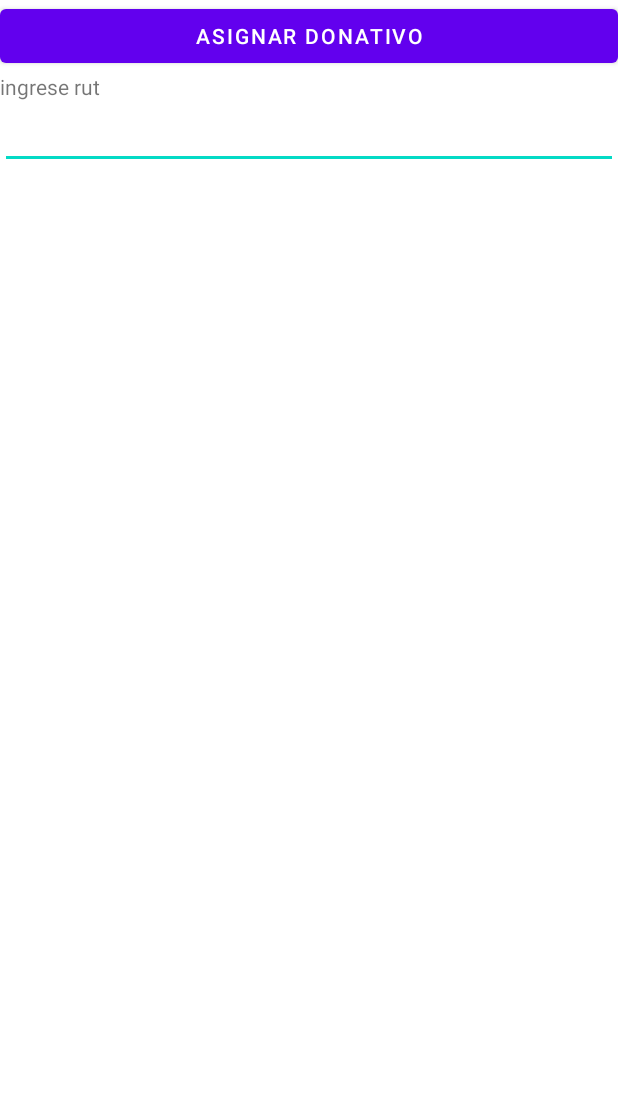
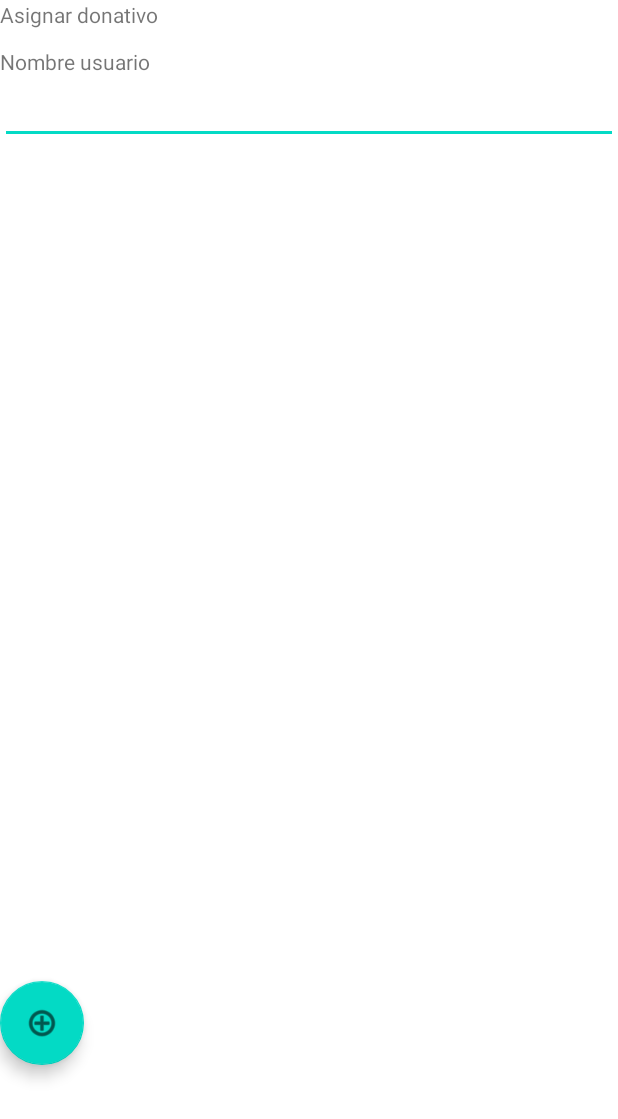
Before and after one commit to ctm002/recicladona, an Android app: the layout activity_list_asignar.xml on its own in the app's theme, with its tools: preview values and no code run, on a phone screen of 412 x 824 dp. Shown: the top 1119 px of the screen. Run offline under Robolectric (Android 15) with nearby library versions, the phone set to English and light mode, and no system bars.

Commit message:
cambios asignar donativo
asignar donativo

```diff
--- /dev/null
+++ b/app/src/main/java/cl/vikost/negocio/listAsignarActivity.java
@@ -0,0 +1,14 @@
+package cl.vikost.negocio;
+
+import androidx.appcompat.app.AppCompatActivity;
+
+import android.os.Bundle;
+
+public class listAsignarActivity extends AppCompatActivity {
+
+    @Override
+    protected void onCreate(Bundle savedInstanceState) {
+        super.onCreate(savedInstanceState);
+        setContentView(R.layout.activity_list_asignar);
+    }
+}
--- a/app/src/main/res/layout/activity_asignar.xml
+++ b/app/src/main/res/layout/activity_list_asignar.xml
@@ -4,26 +4,24 @@
     xmlns:tools="http://schemas.android.com/tools"
     android:layout_width="match_parent"
     android:layout_height="match_parent"
-    tools:context=".AsignarActivity">
+    tools:context=".listAsignarActivity">
 
     <LinearLayout
         android:layout_width="match_parent"
         android:layout_height="match_parent"
-        android:orientation="vertical"
-        tools:layout_editor_absoluteX="47dp"
-        tools:layout_editor_absoluteY="152dp">
+        android:orientation="vertical">
 
-        <Button
-            android:id="@+id/btn_asignar_donativo"
+        <TextView
+            android:id="@+id/textView2"
+            android:layout_width="match_parent"
+            android:layout_height="31dp"
+            android:text="Asignar donativo" />
+
+        <TextView
+            android:id="@+id/textView4"
             android:layout_width="match_parent"
             android:layout_height="wrap_content"
-            android:text="ASIGNAR DONATIVO" />
-
-        <TextView
-            android:layout_width="match_parent"
-            android:layout_height="wrap_content"
-            android:text="TextView"
-            tools:text="ingrese rut " />
+            android:text="Nombre usuario" />
 
         <EditText
             android:id="@+id/editTextTextPersonName"
@@ -32,11 +30,16 @@
             android:ems="10"
             android:inputType="textPersonName" />
 
-<!--        <Spinner-->
-<!--            android:id="@+id/spbeneficio"-->
-<!--            android:layout_width="match_parent"-->
-<!--            android:layout_height="wrap_content"-->
-<!--            android:entries="@ar" />-->
+        <ListView
+            android:layout_width="match_parent"
+            android:layout_height="558dp"/>
+
+        <com.google.android.material.floatingactionbutton.FloatingActionButton
+            android:id="@+id/floatingActionButton2"
+            android:layout_width="match_parent"
+            android:layout_height="wrap_content"
+            android:clickable="true"
+            app:srcCompat="@android:drawable/ic_menu_add" />
 
     </LinearLayout>
 </androidx.constraintlayout.widget.ConstraintLayout>
```
Also changed, not shown: app/src/main/AndroidManifest.xml (+4 -3 lines), app/src/main/java/cl/vikost/negocio/AsignarActivity.java (deleted, +0 -27 lines).
